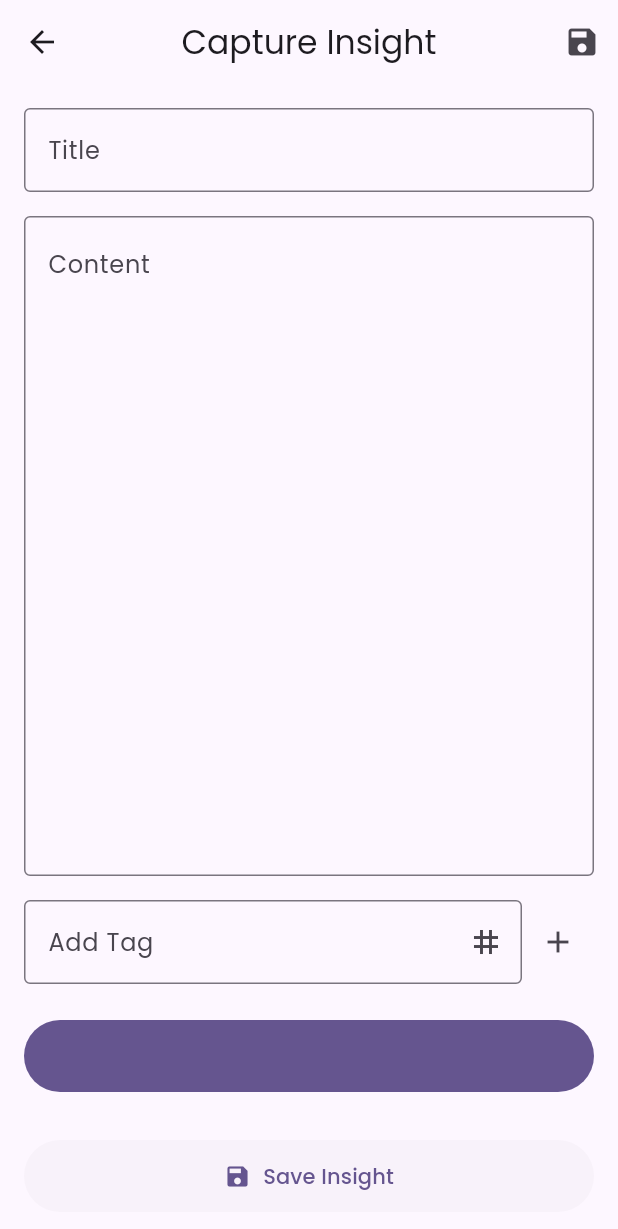
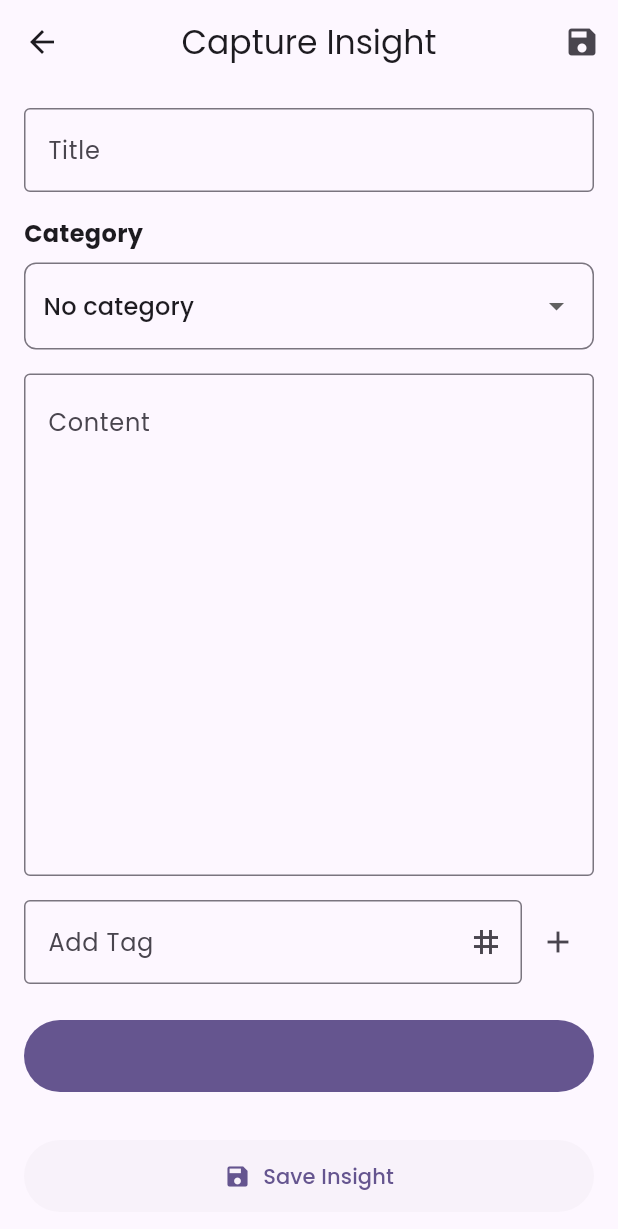
Before and after one commit to odeciojunior/insight-tracker, a Flutter app: the screen it shows after launch, after a tap on "Capture Insight", on a phone screen of 412 x 824 dp. Shown: the top 1229 px of the screen. Run offline on Flutter 3.47's test engine with Material 3 defaults, Android fonts, the phone set to English and light mode, and no system bars; our stand-ins replace equatable, firebase_auth, flutter_animate, get, hive, hive_flutter and 2 more; missing offline and left inert: record; accounts and stored records are empty; statements that could not run were skipped.

Commit message:
Update generated files and refactor model classes; add CategoryController bindings

```diff
--- a/app/lib/app/data/models/category.dart
+++ b/app/lib/app/data/models/category.dart
@@ -3,10 +3,10 @@ import 'package:flutter/material.dart';
 import 'package:hive/hive.dart';
 import 'package:uuid/uuid.dart';
 
-part 'category.g.dart'; // This will be generated by build_runner
+//part 'category.g.dart'; // This will be generated by build_runner
 
 @HiveType(typeId: 3)
-class Category extends HiveObject with EquatableMixin {
+class Category with EquatableMixin {
   @HiveField(0)
   final String id;
 
--- a/app/lib/app/data/models/insight.dart
+++ b/app/lib/app/data/models/insight.dart
@@ -2,10 +2,10 @@ import 'package:equatable/equatable.dart';
 import 'package:hive/hive.dart';
 import 'package:uuid/uuid.dart';
 
-part 'insight.g.dart'; // This will be generated by build_runner
+//part 'insight.g.dart'; // This will be generated by build_runner
 
 @HiveType(typeId: 0)
-class Insight extends HiveObject with EquatableMixin {
+class Insight with EquatableMixin {
   @HiveField(0)
   final String id;
 
--- a/app/lib/app/data/models/relationship.dart
+++ b/app/lib/app/data/models/relationship.dart
@@ -2,7 +2,7 @@ import 'package:equatable/equatable.dart';
 import 'package:hive/hive.dart';
 import 'package:uuid/uuid.dart';
 
-part 'relationship.g.dart'; // This will be generated by build_runner
+//part 'relationship.g.dart'; // This will be generated by build_runner
 
 // Enum for relationship types
 @HiveType(typeId: 1)
@@ -20,7 +20,7 @@ enum RelationshipType {
   contradicts,
 
   @HiveField(4)
-  extends,
+  extend,
 }
 
 // Adapter for RelationshipType enum
@@ -41,7 +41,7 @@ class RelationshipTypeAdapter extends TypeAdapter<RelationshipType> {
 
 // Main Relationship model
 @HiveType(typeId: 2)
-class Relationship extends HiveObject with EquatableMixin {
+class Relationship with EquatableMixin {
   @HiveField(0)
   final String id;
 
--- a/app/lib/app/modules/capture/capture_binding.dart
+++ b/app/lib/app/modules/capture/capture_binding.dart
@@ -1,11 +1,13 @@
 import 'package:get/get.dart';
 import '../../controllers/insight_controller.dart';
 import '../../controllers/recorder_controller.dart';
+import '../../controllers/category_controller.dart';  // Add this import
 
 class CaptureBinding extends Bindings {
   @override
   void dependencies() {
     Get.lazyPut(() => InsightController());
     Get.lazyPut(() => RecorderController());
+    Get.lazyPut(() => CategoryController());  // Add this line
   }
 }
--- a/app/lib/app/modules/home/home_binding.dart
+++ b/app/lib/app/modules/home/home_binding.dart
@@ -1,9 +1,11 @@
 import 'package:get/get.dart';
 import '../../controllers/insight_controller.dart';
+import '../../controllers/category_controller.dart';
 
 class HomeBinding extends Bindings {
   @override
   void dependencies() {
     Get.lazyPut(() => InsightController());
+    Get.lazyPut(() => CategoryController());
   }
 }
--- a/app/lib/main.dart
+++ b/app/lib/main.dart
@@ -9,6 +9,7 @@
 import 'core/config/routes.dart';
 import 'core/config/themes.dart';
 import 'services/storage_service.dart';
+import 'app/controllers/category_controller.dart'; // Add this import
 
 Future<void> main() async {
   WidgetsFlutterBinding.ensureInitialized();
@@ -22,6 +23,9 @@
   final storageService = StorageService();
   await storageService.init();
   Get.put(storageService);
+
+  // Register CategoryController for global access
+  Get.put(CategoryController());
 
   // Set preferred orientations
   await SystemChrome.setPreferredOrientations([
```
Also changed, not shown: 2 other files.
